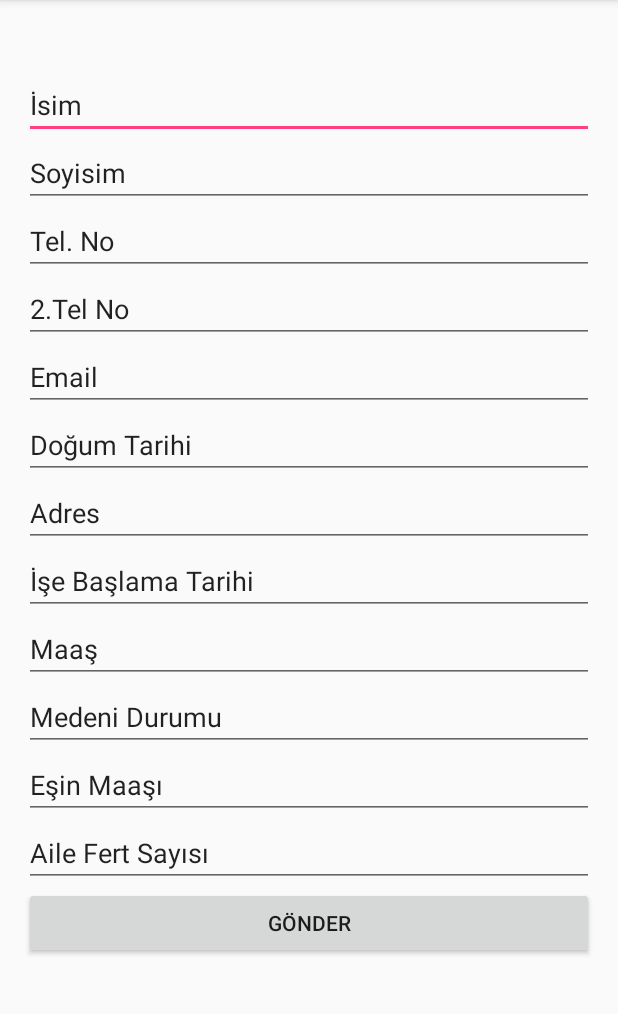
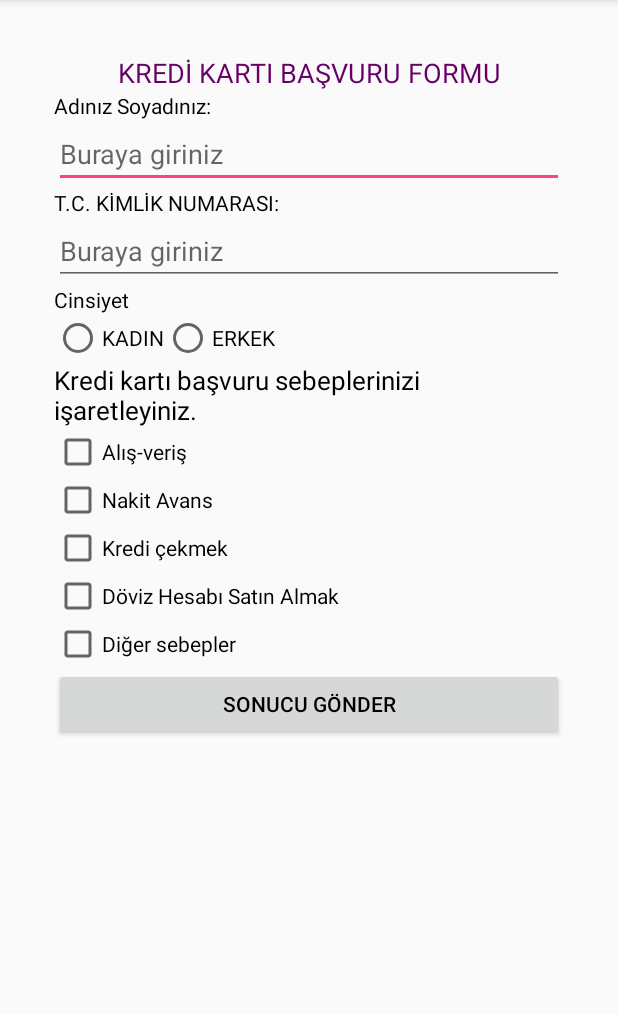
Before and after one commit to ErdemAkin/KrediKartBasvuru, an Android app: the screen it shows after launch (MainActivity), on a phone screen of 412 x 824 dp, the part 84-1098 px from its top. Run offline under Robolectric (Android 15) with nearby library versions, the phone set to English and light mode, and no system bars.

Commit message:
Projede var olan derleme hataları gideril di .

```diff
--- a/app/src/main/res/layout-land/activity_main.xml
+++ b/app/src/main/res/layout-land/activity_main.xml
@@ -47,6 +47,8 @@
                 android:layout_width="match_parent"
                 android:layout_height="wrap_content"
                 android:hint="Buraya giriniz"
+                android:maxLength="11"
+                android:inputType="number"
                 android:id="@+id/etTc" />
             <TextView
                 android:layout_width="match_parent"
--- a/app/src/main/res/layout-large/activity_main.xml
+++ b/app/src/main/res/layout-large/activity_main.xml
@@ -58,6 +58,8 @@
                 android:layout_width="match_parent"
                 android:layout_height="wrap_content"
                 android:textSize="20sp"
+                android:maxLength="11"
+                android:inputType="number"
                 android:hint="Buraya giriniz"
                 android:layout_margin="5dp"
                 android:id="@+id/etTc" />
--- a/app/src/main/res/layout-small/activity_main.xml
+++ b/app/src/main/res/layout-small/activity_main.xml
@@ -50,6 +50,8 @@
                 android:layout_width="match_parent"
                 android:layout_height="wrap_content"
                 android:textSize="@dimen/smalltextsizesmall"
+                android:maxLength="11"
+                android:inputType="number"
                 android:hint="Buraya giriniz"
                 android:id="@+id/etTc" />
             <TextView
--- a/app/src/main/res/layout-sw600dp/activity_main.xml
+++ b/app/src/main/res/layout-sw600dp/activity_main.xml
@@ -61,6 +61,8 @@
                 android:layout_height="wrap_content"
                 android:textSize="@dimen/yedi_inch_textsizexlarge"
                 android:layout_marginTop="@dimen/yedi_inch_margin"
+                android:maxLength="11"
+                android:inputType="number"
                 android:hint="Buraya giriniz"
                 android:id="@+id/etTc" />
             <TextView
--- a/app/src/main/res/layout-sw720dp/activity_main.xml
+++ b/app/src/main/res/layout-sw720dp/activity_main.xml
@@ -51,6 +51,7 @@
             <TextView
                 android:layout_width="match_parent"
                 android:layout_height="wrap_content"
+
                 android:textSize="@dimen/on_inch_textsizexlarge"
                 android:layout_marginTop="@dimen/on_inch_margin"
                 android:text="T.C. KİMLİK NUMARASI:"
@@ -60,6 +61,8 @@
                 android:layout_width="match_parent"
                 android:layout_height="wrap_content"
                 android:textSize="@dimen/on_inch_textsizexlarge"
+                android:maxLength="11"
+                android:inputType="number"
                 android:layout_marginTop="@dimen/on_inch_margin"
                 android:hint="Buraya giriniz"
                 android:id="@+id/etTc" />
--- a/app/src/main/res/layout-xlarge/activity_main.xml
+++ b/app/src/main/res/layout-xlarge/activity_main.xml
@@ -58,6 +58,9 @@
                 android:layout_width="match_parent"
                 android:layout_height="wrap_content"
                 android:hint="Buraya giriniz"
+
+                android:maxLength="11"
+                android:inputType="number"
                 android:id="@+id/etTc" />
             <TextView
                 android:layout_width="match_parent"
--- a/app/src/main/res/layout/activity_main.xml
+++ b/app/src/main/res/layout/activity_main.xml
@@ -16,144 +16,110 @@
         android:layout_alignParentTop="true"
         android:layout_alignParentStart="true">
 
-        <LinearLayout
+        <LinearLayout xmlns:android="http://schemas.android.com/apk/res/android"
+            android:layout_width="match_parent"
+            android:layout_height="match_parent"
             android:orientation="vertical"
-            android:layout_width="match_parent"
-            android:layout_height="wrap_content"
-            android:weightSum="1">
+            android:layout_margin="20dp">
+            <TextView
+                android:layout_width="match_parent"
+                android:layout_height="wrap_content"
+                android:text="KREDİ KARTI BAŞVURU FORMU"
+                android:textSize="18sp"
+                android:gravity="center"
+                android:textColor="#660066"
+                />
+            <TextView
+                android:layout_width="wrap_content"
+                android:layout_height="wrap_content"
+                android:text="Adınız Soyadınız:"
+                android:textColor="@color/siyah"
 
+
+                />
             <EditText
                 android:layout_width="match_parent"
                 android:layout_height="wrap_content"
-                android:inputType="textPersonName"
-                android:text="İsim"
-                android:ems="10"
-                android:id="@+id/editText"
-                android:layout_alignParentTop="true"
-                android:layout_centerHorizontal="true"
-                android:layout_marginTop="31dp" />
+                android:hint="Buraya giriniz"
+                android:id="@+id/etAdi" />
+            <TextView
+                android:layout_width="match_parent"
+                android:layout_height="wrap_content"
+                android:textColor="@color/siyah"
+                android:text="T.C. KİMLİK NUMARASI:"
 
+                />
             <EditText
                 android:layout_width="match_parent"
                 android:layout_height="wrap_content"
-                android:inputType="textPersonName"
-                android:text="Soyisim"
-                android:ems="10"
-                android:id="@+id/editText2"
-                android:layout_below="@+id/editText"
-                android:layout_alignLeft="@+id/editText"
-                android:layout_alignStart="@+id/editText" />
+                android:hint="Buraya giriniz"
+                android:id="@+id/etTc" />
+            <TextView
+                android:layout_width="match_parent"
+                android:textColor="@color/siyah"
+                android:layout_height="wrap_content"
+                android:text="Cinsiyet"
 
-            <EditText
+                />
+            <RadioGroup
                 android:layout_width="match_parent"
                 android:layout_height="wrap_content"
-                android:inputType="phone"
-                android:ems="10"
-                android:id="@+id/editText3"
-                android:layout_below="@+id/editText2"
-                android:layout_centerHorizontal="true"
-                android:text="Tel. No" />
+                android:orientation="horizontal"
+                android:layout_gravity="center"
+                android:id="@+id/rgroup"
+                >
 
-            <EditText
-                android:layout_width="match_parent"
+                <RadioButton
+                    android:layout_width="wrap_content"
+                    android:layout_height="wrap_content"
+                    android:text="KADIN"
+                    android:id="@+id/rbutton1"
+                    />
+                <RadioButton
+                    android:layout_width="wrap_content"
+                    android:layout_height="wrap_content"
+                    android:text="ERKEK"
+                    android:id="@+id/rbutton2"
+                    />
+            </RadioGroup>
+            <TextView
+                android:layout_width="wrap_content"
                 android:layout_height="wrap_content"
-                android:inputType="phone"
-                android:ems="10"
-                android:id="@+id/editText4"
-                android:layout_below="@+id/editText3"
-                android:layout_centerHorizontal="true"
-                android:text="2.Tel No" />
-
-            <EditText
-                android:layout_width="match_parent"
+                android:textColor="@color/siyah"
+                android:text="Kredi kartı başvuru sebeplerinizi işaretleyiniz."
+                android:textSize="17sp"
+                />
+            <CheckBox
+                android:layout_width="wrap_content"
                 android:layout_height="wrap_content"
-                android:inputType="textEmailAddress"
-                android:ems="10"
-                android:id="@+id/editText5"
-                android:layout_below="@+id/editText4"
-                android:layout_centerHorizontal="true"
-                android:text="Email" />
-
-            <EditText
-                android:layout_width="match_parent"
+                android:text="Alış-veriş "
+                android:id="@+id/checkBox1"/>/>
+            <CheckBox
+                android:layout_width="wrap_content"
                 android:layout_height="wrap_content"
-                android:inputType="date"
-                android:ems="10"
-                android:id="@+id/editText6"
-                android:layout_below="@+id/editText5"
-                android:layout_centerHorizontal="true"
-                android:text="Doğum Tarihi" />
-
-            <EditText
-                android:layout_width="match_parent"
+                android:text="Nakit Avans"
+                android:id="@+id/checkBox2"/>/>
+            <CheckBox
+                android:layout_width="wrap_content"
                 android:layout_height="wrap_content"
-                android:id="@+id/editText7"
-                android:text="Adres"
-                android:layout_alignTop="@+id/scrollView"
-                android:layout_alignRight="@+id/editText6"
-                android:layout_alignEnd="@+id/editText6"
-                android:layout_alignLeft="@+id/editText6"
-                android:layout_alignStart="@+id/editText6"
-                android:layout_weight="3.16"
-                android:inputType="textMultiLine" />
-
-            <EditText
-                android:layout_width="match_parent"
+                android:text="Kredi çekmek"
+                android:id="@+id/checkBox3"/>/>
+            <CheckBox
+                android:layout_width="wrap_content"
                 android:layout_height="wrap_content"
-                android:inputType="date"
-                android:ems="10"
-                android:id="@+id/editText8"
-                android:layout_below="@+id/editText7"
-                android:layout_centerHorizontal="true"
-                android:text="İşe Başlama Tarihi" />
-
-            <EditText
-                android:layout_width="match_parent"
+                android:text="Döviz Hesabı Satın Almak"
+                android:id="@+id/checkBox4"/>/>
+            <CheckBox
+                android:layout_width="wrap_content"
                 android:layout_height="wrap_content"
-                android:id="@+id/editText9"
-                android:layout_below="@+id/editText8"
-                android:text="Maaş"
-                android:layout_alignRight="@+id/editText8"
-                android:layout_alignEnd="@+id/editText8"
-                android:layout_alignLeft="@+id/editText8"
-                android:layout_alignStart="@+id/editText8" />
-
-            <EditText
-                android:layout_width="match_parent"
-                android:layout_height="match_parent"
-                android:id="@+id/editText10"
-                android:layout_below="@+id/editText9"
-                android:text="Medeni Durumu"
-                android:layout_alignRight="@+id/editText12"
-                android:layout_alignEnd="@+id/editText12"
-                android:layout_alignLeft="@+id/editText12"
-                android:layout_alignStart="@+id/editText12" />
-
-            <EditText
-                android:layout_width="match_parent"
-                android:layout_height="wrap_content"
-                android:id="@+id/editText11"
-                android:layout_alignBottom="@+id/editText10"
-                android:layout_alignLeft="@+id/editText10"
-                android:layout_alignStart="@+id/editText10"
-                android:text="Eşin Maaşı" />
-
-            <EditText
-                android:layout_width="match_parent"
-                android:layout_height="wrap_content"
-                android:id="@+id/editText12"
-                android:layout_below="@+id/editText10"
-                android:layout_centerHorizontal="true"
-                android:text="Aile Fert Sayısı" />
-
+                android:text="Diğer sebepler "
+                android:id="@+id/checkBox5"/>/>
             <Button
                 android:layout_width="match_parent"
                 android:layout_height="wrap_content"
-                android:text="GÖNDER"
-                android:id="@+id/button"
-                android:layout_below="@+id/editText12"
-                android:layout_centerHorizontal="true" />
-
+                android:text="Sonucu Gönder"
+                android:textColor="@color/siyah"
+                android:id="@+id/button1"/>/>
         </LinearLayout>
     </ScrollView>
 
```
Also changed, not shown: app/src/main/java/com/deneme1/erel/kredikartbasvuru/MainActivity.java (line endings or trailing spaces), app/src/main/res/mipmap-mdpi/ic_launcher.png (deleted), app/src/main/res/mipmap-xhdpi/ic_launcher.png (deleted), app/src/main/res/mipmap-xxhdpi/ic_launcher.png (deleted), app/src/main/res/mipmap-xxxhdpi/ic_launcher.png (deleted).
